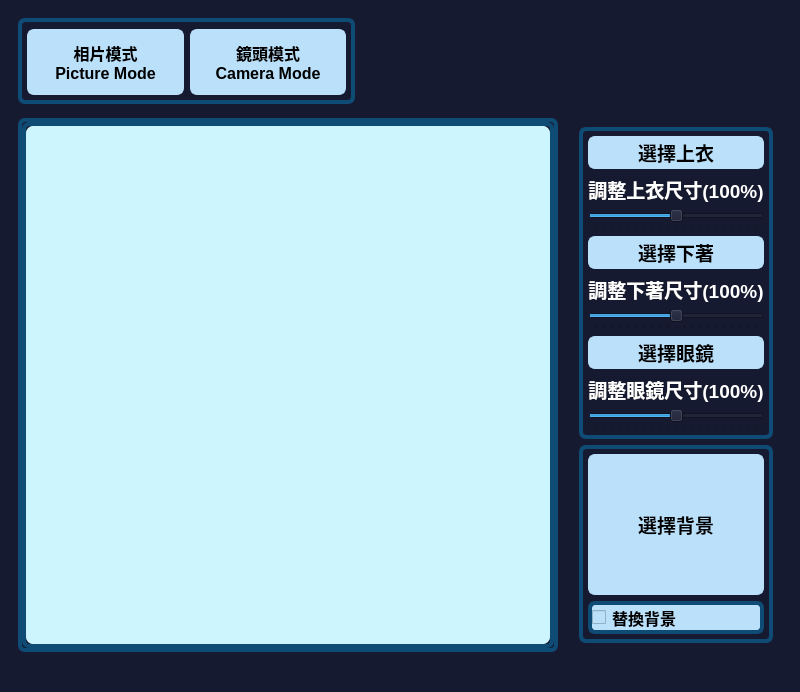
bkdra/DIP_project, file fittingroom.ui: the form before one commit.
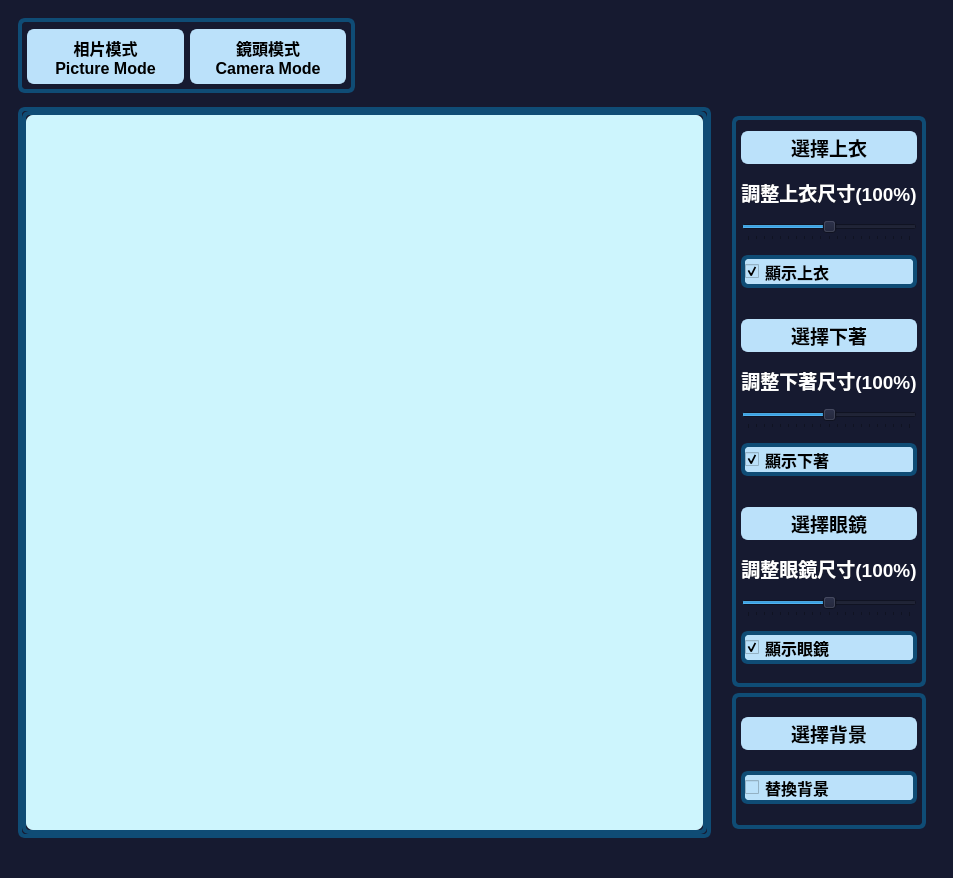
The form after the commit. Icons and pictures are not drawn.

```diff
--- a/fittingroom.ui
+++ b/fittingroom.ui
@@ -6,10 +6,16 @@
    <rect>
     <x>0</x>
     <y>0</y>
-    <width>800</width>
-    <height>692</height>
+    <width>953</width>
+    <height>878</height>
    </rect>
   </property>
+  <property name="sizePolicy">
+   <sizepolicy hsizetype="Preferred" vsizetype="Preferred">
+    <horstretch>0</horstretch>
+    <verstretch>0</verstretch>
+   </sizepolicy>
+  </property>
   <property name="windowTitle">
    <string>FittingRoom</string>
   </property>
@@ -32,7 +38,7 @@
          <property name="minimumSize">
           <size>
            <width>337</width>
-           <height>86</height>
+           <height>75</height>
           </size>
          </property>
          <property name="styleSheet">
@@ -179,8 +185,8 @@
               <rect>
                <x>0</x>
                <y>0</y>
-               <width>475</width>
-               <height>515</height>
+               <width>628</width>
+               <height>711</height>
               </rect>
              </property>
              <property name="styleSheet">
@@ -262,6 +268,12 @@
             <layout class="QVBoxLayout" name="verticalLayout_3">
              <item>
               <widget class="QWidget" name="widget_5" native="true">
+               <property name="sizePolicy">
+                <sizepolicy hsizetype="Preferred" vsizetype="Preferred">
+                 <horstretch>0</horstretch>
+                 <verstretch>0</verstretch>
+                </sizepolicy>
+               </property>
                <property name="styleSheet">
                 <string notr="true">border: 4px solid rgb(15, 76, 117);
 border-top-left-radius :7px;
@@ -270,10 +282,13 @@
 border-bottom-right-radius : 7px</string>
                </property>
                <layout class="QVBoxLayout" name="verticalLayout_5">
+                <property name="spacing">
+                 <number>8</number>
+                </property>
                 <item>
                  <widget class="QPushButton" name="selectClothbtn">
                   <property name="sizePolicy">
-                   <sizepolicy hsizetype="Minimum" vsizetype="Minimum">
+                   <sizepolicy hsizetype="Minimum" vsizetype="Fixed">
                     <horstretch>0</horstretch>
                     <verstretch>0</verstretch>
                    </sizepolicy>
@@ -306,8 +321,8 @@
                   </property>
                   <property name="iconSize">
                    <size>
-                    <width>45</width>
-                    <height>45</height>
+                    <width>40</width>
+                    <height>40</height>
                    </size>
                   </property>
                  </widget>
@@ -369,10 +384,46 @@
                   </property>
                  </widget>
                 </item>
+                <item>
+                 <widget class="QCheckBox" name="clothCheckBox">
+                  <property name="font">
+                   <font>
+                    <family>Microsoft JhengHei UI</family>
+                    <pointsize>12</pointsize>
+                    <weight>75</weight>
+                    <bold>true</bold>
+                   </font>
+                  </property>
+                  <property name="styleSheet">
+                   <string notr="true">background-color: rgb(187, 225, 250);</string>
+                  </property>
+                  <property name="text">
+                   <string>顯示上衣</string>
+                  </property>
+                  <property name="checked">
+                   <bool>true</bool>
+                  </property>
+                 </widget>
+                </item>
+                <item>
+                 <widget class="Line" name="line">
+                  <property name="styleSheet">
+                   <string notr="true">background-color: rgb(22, 26, 48);
+border-color: rgb(22, 26, 48);
+color: rgb(22, 26, 48);</string>
+                  </property>
+                  <property name="lineWidth">
+                   <number>1</number>
+                  </property>
+                  <property name="orientation">
+                   <enum>Qt::Horizontal</enum>
+                  </property>
+                 </widget>
+                </item>
                 <item>
                  <widget class="QPushButton" name="selectPantsbtn">
                   <property name="sizePolicy">
-                   <sizepolicy hsizetype="Minimum" vsizetype="Minimum">
+                   <sizepolicy hsizetype="Minimum" vsizetype="Fixed">
                     <horstretch>0</horstretch>
                     <verstretch>0</verstretch>
                    </sizepolicy>
@@ -404,8 +455,8 @@
                   </property>
                   <property name="iconSize">
                    <size>
-                    <width>45</width>
-                    <height>45</height>
+                    <width>40</width>
+                    <height>40</height>
                    </size>
                   </property>
                  </widget>
@@ -461,10 +512,43 @@
                   </property>
                  </widget>
                 </item>
+                <item>
+                 <widget class="QCheckBox" name="pantsCheckBox">
+                  <property name="font">
+                   <font>
+                    <family>Microsoft JhengHei UI</family>
+                    <pointsize>12</pointsize>
+                    <weight>75</weight>
+                    <bold>true</bold>
+                   </font>
+                  </property>
+                  <property name="styleSheet">
+                   <string notr="true">background-color: rgb(187, 225, 250);</string>
+                  </property>
+                  <property name="text">
+                   <string>顯示下著</string>
+                  </property>
+                  <property name="checked">
+                   <bool>true</bool>
+                  </property>
+                 </widget>
+                </item>
+                <item>
+                 <widget class="Line" name="line_2">
+                  <property name="styleSheet">
+                   <string notr="true">background-color: rgb(22, 26, 48);
+border-color: rgb(22, 26, 48);
+color: rgb(22, 26, 48);</string>
+                  </property>
+                  <property name="orientation">
+                   <enum>Qt::Horizontal</enum>
+                  </property>
+                 </widget>
+                </item>
                 <item>
                  <widget class="QPushButton" name="selectSunglassesbtn">
                   <property name="sizePolicy">
-                   <sizepolicy hsizetype="Minimum" vsizetype="Minimum">
+                   <sizepolicy hsizetype="Minimum" vsizetype="Fixed">
                     <horstretch>0</horstretch>
                     <verstretch>0</verstretch>
                    </sizepolicy>
@@ -557,11 +641,44 @@
                   </property>
                  </widget>
                 </item>
+                <item>
+                 <widget class="QCheckBox" name="sunglassesCheckBox">
+                  <property name="font">
+                   <font>
+                    <family>Microsoft JhengHei UI</family>
+                    <pointsize>12</pointsize>
+                    <weight>75</weight>
+                    <bold>true</bold>
+                   </font>
+                  </property>
+                  <property name="styleSheet">
+                   <string notr="true">background-color: rgb(187, 225, 250);</string>
+                  </property>
+                  <property name="text">
+                   <string>顯示眼鏡</string>
+                  </property>
+                  <property name="checked">
+                   <bool>true</bool>
+                  </property>
+                 </widget>
+                </item>
                </layout>
               </widget>
              </item>
              <item>
               <widget class="QWidget" name="widget_6" native="true">
+               <property name="sizePolicy">
+                <sizepolicy hsizetype="Preferred" vsizetype="Fixed">
+                 <horstretch>0</horstretch>
+                 <verstretch>0</verstretch>
+                </sizepolicy>
+               </property>
+               <property name="minimumSize">
+                <size>
+                 <width>0</width>
+                 <height>136</height>
+                </size>
+               </property>
                <property name="styleSheet">
                 <string notr="true">border: 4px solid rgb(15, 76, 117);
 border-top-left-radius :7px;
@@ -573,7 +690,7 @@
                 <item>
                  <widget class="QPushButton" name="selectBGBtn">
                   <property name="sizePolicy">
-                   <sizepolicy hsizetype="Minimum" vsizetype="Minimum">
+                   <sizepolicy hsizetype="Minimum" vsizetype="Fixed">
                     <horstretch>0</horstretch>
                     <verstretch>0</verstretch>
                    </sizepolicy>
@@ -614,6 +731,12 @@
                 </item>
                 <item>
                  <widget class="QCheckBox" name="BGcheckbox">
+                  <property name="sizePolicy">
+                   <sizepolicy hsizetype="Minimum" vsizetype="Fixed">
+                    <horstretch>0</horstretch>
+                    <verstretch>0</verstretch>
+                   </sizepolicy>
+                  </property>
                   <property name="font">
                    <font>
                     <family>Microsoft JhengHei UI</family>
```
Left out of the diff: 2 changed lines with no effect on the pictures.
